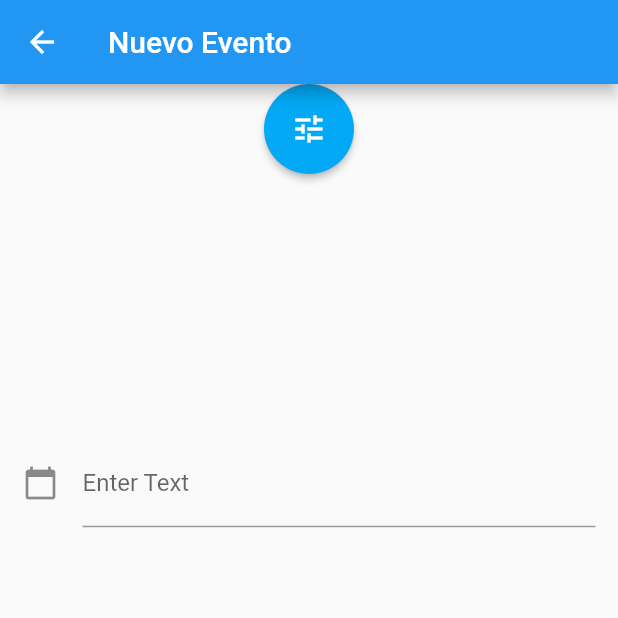
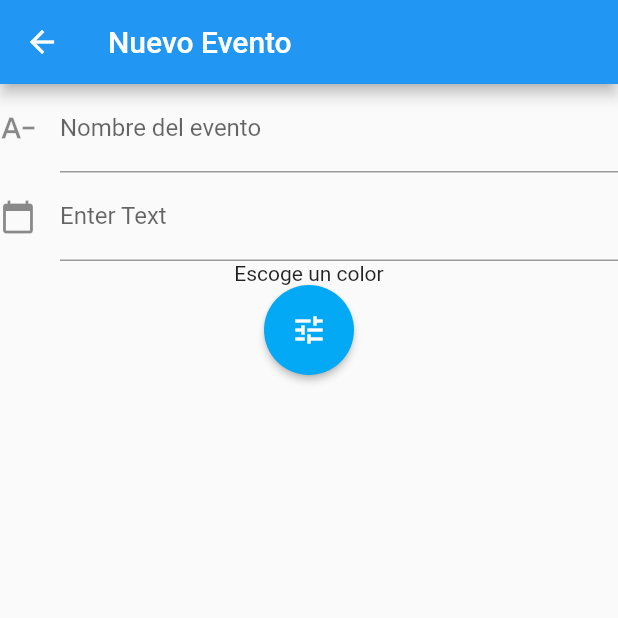
Before and after one commit to Alpha502/Desarrolla-T, a Flutter app: the NewPage screen opened by its route, on a phone screen of 412 x 824 dp, the top half of it. Run offline on Flutter 3.47's test engine with Material 2 defaults, Android fonts, the light colour scheme and no system bars; our stand-ins replace flutter_colorpicker, table_calendar; network calls fail.

Commit message:
Diseño de la pag de edicion

```diff
--- a/desarrolla_t/lib/info_page.dart
+++ b/desarrolla_t/lib/editEvent_page.dart
@@ -14,7 +14,12 @@ class NewPage extends StatelessWidget {
         child: Column(
           mainAxisAlignment: MainAxisAlignment.center,
           crossAxisAlignment: CrossAxisAlignment.center,
-          children: [BotonColor(), DatePicker()],
+          children: [
+            NameInput(),
+            DatePicker(),
+            const Text('Escoge un color'),
+            BotonColor(),
+          ],
         ),
       ),
     );
--- a/desarrolla_t/lib/main.dart
+++ b/desarrolla_t/lib/main.dart
@@ -1,7 +1,7 @@
 import 'package:flutter/material.dart';
 import 'package:desarrolla_t/home_page.dart';
 import 'package:desarrolla_t/cale_page.dart';
-import 'package:desarrolla_t/info_page.dart';
+import 'package:desarrolla_t/editEvent_page.dart';
 
 void main() => runApp(MaterialApp(
       title: 'Rutas',
--- a/desarrolla_t/lib/widget_page.dart
+++ b/desarrolla_t/lib/widget_page.dart
@@ -1,5 +1,5 @@
 import 'package:desarrolla_t/home_page.dart';
-import 'package:desarrolla_t/info_page.dart';
+import 'package:desarrolla_t/editEvent_page.dart';
 import 'package:flutter/material.dart';
 import 'package:desarrolla_t/cale_page.dart';
 import 'package:flutter_colorpicker/flutter_colorpicker.dart';
@@ -479,11 +479,7 @@ class _DatePicker extends State<DatePicker> {
 
   @override
   Widget build(BuildContext context) {
-    return Container(
-      padding: EdgeInsets.all(15),
-      height: MediaQuery.of(context).size.width,
-      child: Center(
-        child: TextField(
+    return TextField(
       controller: dateInput,
       decoration: InputDecoration(
         icon: Icon(Icons.calendar_today),
@@ -498,8 +494,7 @@ class _DatePicker extends State<DatePicker> {
 
         if (pickedDate != null) {
           print(pickedDate);
-              String formattedDate =
-                  DateFormat('yyyy-MM-dd').format(pickedDate);
+          String formattedDate = DateFormat('yyyy-MM-dd').format(pickedDate);
           print(formattedDate);
 
           setState(() {
@@ -507,7 +502,44 @@ class _DatePicker extends State<DatePicker> {
           });
         } else {}
       },
+    );
+  }
+}
+
+//--------NAME INPUT-----------------------------------------------------------------------------------------------------------------------
+class NameInput extends StatefulWidget {
+  const NameInput({super.key});
+
+  @override
+  MyCustomFormState createState() {
+    return MyCustomFormState();
+  }
+}
+
+class MyCustomFormState extends State<NameInput> {
+  final _formKey = GlobalKey<FormState>();
+
+  @override
+  Widget build(BuildContext context) {
+    return Form(
+      key: _formKey,
+      child: Column(
+        crossAxisAlignment: CrossAxisAlignment.start,
+        children: [
+          TextFormField(
+            decoration: const InputDecoration(
+              border: UnderlineInputBorder(),
+              icon: Icon(Icons.text_decrease),
+              labelText: 'Nombre del evento',
             ),
+            validator: (value) {
+              if (value == null || value.isEmpty) {
+                return 'Please enter some text';
+              }
+              return null;
+            },
+          ),
+        ],
       ),
     );
   }
```
Lines whose indentation alone changed are shown as unchanged.
